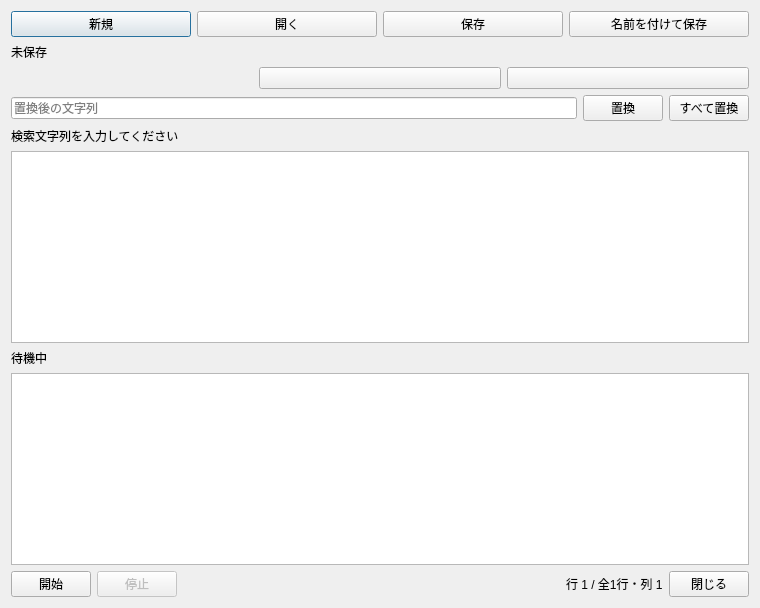
Above: ui/dialogs/AutomationDialog.ui from Ikumyon/AutoLingua2 before the change. Below: the same form after it.
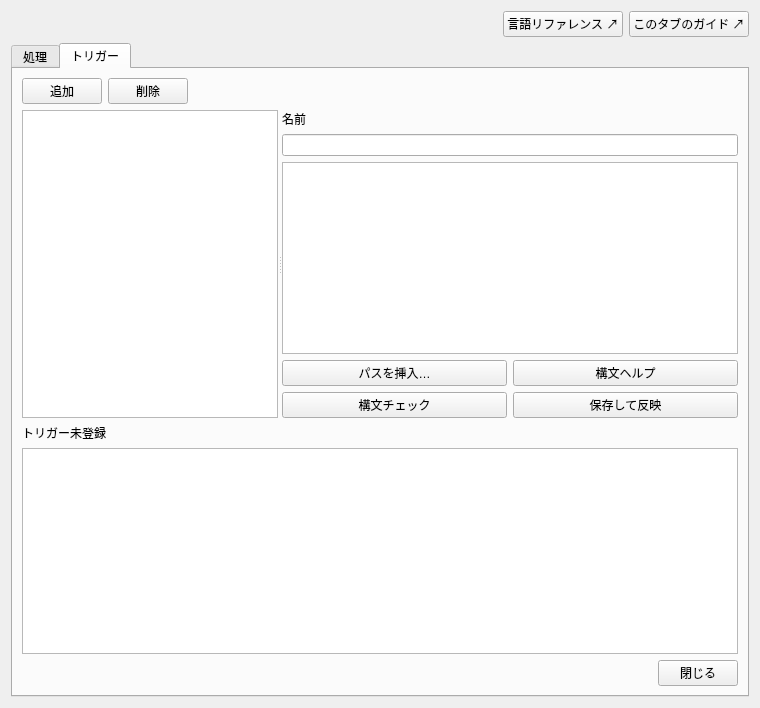
That is the form after the change. The open tabs and pages were chosen to show the change. Custom widgets are drawn as their Qt base class.

Commit message: サムネイル編集・エクスポート機能および自動化トリガー機能の追加、各種UI・ガイドの更新

What changed in the file:
```diff
--- a/ui/dialogs/AutomationDialog.ui
+++ b/ui/dialogs/AutomationDialog.ui
@@ -5,6 +5,15 @@
   <property name="windowTitle"><string>自動化スクリプト</string></property>
   <property name="minimumSize"><size><width>760</width><height>560</height></size></property>
   <layout class="QVBoxLayout" name="layoutMain">
+   <item><layout class="QHBoxLayout" name="layoutGuideHeader">
+    <item><spacer name="spacerGuideHeader"><property name="orientation"><enum>Qt::Horizontal</enum></property><property name="sizeHint"><size><width>20</width><height>20</height></size></property></spacer></item>
+    <item><widget class="QPushButton" name="buttonGuideReference"><property name="text"><string>言語リファレンス ↗</string></property><property name="toolTip"><string>オンラインガイドをブラウザで開きます。</string></property><property name="autoDefault"><bool>false</bool></property><property name="guidePage" stdset="0"><string notr="true">script-reference</string></property></widget></item>
+    <item><widget class="QPushButton" name="buttonGuideAutomation"><property name="text"><string>このタブのガイド ↗</string></property><property name="toolTip"><string>オンラインガイドをブラウザで開きます。</string></property><property name="autoDefault"><bool>false</bool></property></widget></item>
+   </layout></item>
+   <item><widget class="QTabWidget" name="automationTabs">
+    <widget class="QWidget" name="tabProcess">
+     <attribute name="title"><string>処理</string></attribute>
+     <layout class="QVBoxLayout" name="layoutProcess">
    <item><layout class="QHBoxLayout" name="layoutFiles">
     <item><widget class="QPushButton" name="buttonNew"><property name="text"><string>新規</string></property></widget></item>
     <item><widget class="QPushButton" name="buttonOpen"><property name="text"><string>開く</string></property></widget></item>
@@ -31,6 +40,7 @@
    </layout></widget></item>
    <item><widget class="QLabel" name="labelSearchResult"><property name="text"><string>検索文字列を入力してください</string></property><property name="textFormat"><enum>Qt::PlainText</enum></property><property name="wordWrap"><bool>true</bool></property></widget></item>
    <item><widget class="ScriptEditor" name="editScript"><property name="lineWrapMode"><enum>QPlainTextEdit::NoWrap</enum></property></widget></item>
+   <item><widget class="QLabel" name="labelExecution"><property name="text"><string/></property><property name="textFormat"><enum>Qt::PlainText</enum></property><property name="wordWrap"><bool>true</bool></property></widget></item>
    <item><widget class="QLabel" name="labelState"><property name="text"><string>待機中</string></property><property name="textFormat"><enum>Qt::PlainText</enum></property></widget></item>
    <item><widget class="QPlainTextEdit" name="editLog"><property name="readOnly"><bool>true</bool></property><property name="maximumHeight"><number>130</number></property></widget></item>
    <item><layout class="QHBoxLayout" name="layoutActions">
@@ -40,6 +50,45 @@
     <item><widget class="QLabel" name="labelCursorPosition"><property name="text"><string>行 1 / 全1行・列 1</string></property></widget></item>
     <item><widget class="QPushButton" name="buttonClose"><property name="text"><string>閉じる</string></property></widget></item>
    </layout></item>
+     </layout>
+    </widget>
+    <widget class="QWidget" name="tabTriggers">
+     <attribute name="title"><string>トリガー</string></attribute>
+     <layout class="QVBoxLayout" name="layoutTriggers">
+      <item><layout class="QHBoxLayout" name="layoutTriggerControls">
+       <item><widget class="QPushButton" name="buttonTriggerAdd"><property name="text"><string>追加</string></property><property name="autoDefault"><bool>false</bool></property></widget></item>
+       <item><widget class="QPushButton" name="buttonTriggerDelete"><property name="text"><string>削除</string></property><property name="autoDefault"><bool>false</bool></property></widget></item>
+       <item><spacer name="spacerTriggerControls"><property name="orientation"><enum>Qt::Horizontal</enum></property><property name="sizeHint"><size><width>40</width><height>20</height></size></property></spacer></item>
+      </layout></item>
+      <item><widget class="QSplitter" name="splitterTriggers">
+       <property name="orientation"><enum>Qt::Horizontal</enum></property>
+       <widget class="QListWidget" name="listTriggers"><property name="minimumSize"><size><width>180</width><height>0</height></size></property></widget>
+       <widget class="QWidget" name="triggerDetails">
+        <property name="sizePolicy"><sizepolicy hsizetype="Expanding" vsizetype="Expanding"><horstretch>1</horstretch><verstretch>0</verstretch></sizepolicy></property>
+        <layout class="QVBoxLayout" name="layoutTriggerDetails">
+         <item><widget class="QLabel" name="labelTriggerName"><property name="text"><string>名前</string></property><property name="buddy"><cstring>editTriggerName</cstring></property></widget></item>
+         <item><widget class="QLineEdit" name="editTriggerName"/></item>
+         <item><widget class="ScriptEditor" name="editTriggerScript"><property name="lineWrapMode"><enum>QPlainTextEdit::NoWrap</enum></property><property name="sizePolicy"><sizepolicy hsizetype="Expanding" vsizetype="Expanding"><horstretch>0</horstretch><verstretch>1</verstretch></sizepolicy></property></widget></item>
+         <item><layout class="QHBoxLayout" name="layoutTriggerTools">
+          <item><widget class="QPushButton" name="buttonTriggerPath"><property name="text"><string>パスを挿入…</string></property><property name="autoDefault"><bool>false</bool></property></widget></item>
+          <item><widget class="QPushButton" name="buttonTriggerHelp"><property name="text"><string>構文ヘルプ</string></property><property name="autoDefault"><bool>false</bool></property></widget></item>
+         </layout></item>
+         <item><layout class="QHBoxLayout" name="layoutTriggerSave">
+          <item><widget class="QPushButton" name="buttonTriggerCheck"><property name="text"><string>構文チェック</string></property><property name="autoDefault"><bool>false</bool></property></widget></item>
+          <item><widget class="QPushButton" name="buttonTriggerSave"><property name="text"><string>保存して反映</string></property><property name="autoDefault"><bool>false</bool></property></widget></item>
+         </layout></item>
+        </layout>
+       </widget>
+      </widget></item>
+      <item><widget class="QLabel" name="labelTriggerStatus"><property name="text"><string>トリガー未登録</string></property><property name="textFormat"><enum>Qt::PlainText</enum></property></widget></item>
+      <item><widget class="QPlainTextEdit" name="editTriggerLog"><property name="readOnly"><bool>true</bool></property><property name="maximumBlockCount"><number>1000</number></property><property name="maximumHeight"><number>120</number></property></widget></item>
+      <item><layout class="QHBoxLayout" name="layoutTriggerClose">
+       <item><spacer name="spacerTriggerClose"><property name="orientation"><enum>Qt::Horizontal</enum></property><property name="sizeHint"><size><width>40</width><height>20</height></size></property></spacer></item>
+       <item><widget class="QPushButton" name="buttonTriggerClose"><property name="text"><string>閉じる</string></property><property name="autoDefault"><bool>false</bool></property></widget></item>
+      </layout></item>
+     </layout>
+    </widget>
+   </widget></item>
   </layout>
  </widget>
  <customwidgets>
```
The commit also changes 125 other files.
